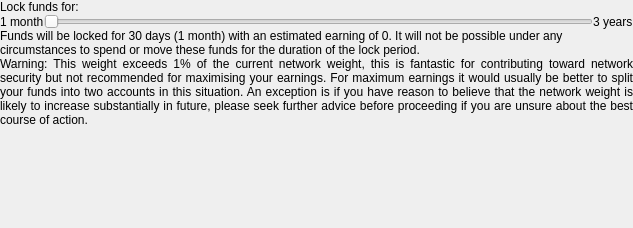
First picture: the form in src/qt/_Gulden/forms/witnessdurationwidget.ui, repository frozenflux3/munt-official, before the edit.
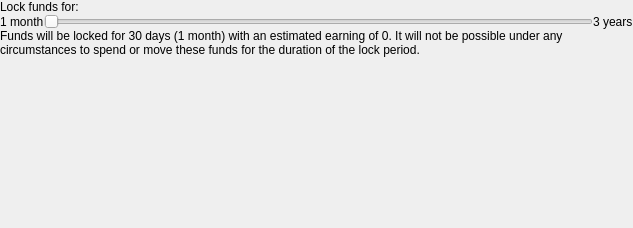
Second picture: the form after the edit.

Diff of the .ui file:
```diff
--- a/src/qt/_Gulden/forms/witnessdurationwidget.ui
+++ b/src/qt/_Gulden/forms/witnessdurationwidget.ui
@@ -13,7 +13,7 @@
   <property name="windowTitle">
    <string>Form</string>
   </property>
-  <layout class="QVBoxLayout" name="verticalLayout" stretch="0,0,0,0,1">
+  <layout class="QVBoxLayout" name="verticalLayout" stretch="0,0,0,1">
    <property name="spacing">
     <number>0</number>
    </property>
@@ -128,28 +128,6 @@
      </property>
     </widget>
    </item>
-   <item>
-    <widget class="QLabel" name="pow2WeightExceedsMaxPercentWarning">
-     <property name="sizePolicy">
-      <sizepolicy hsizetype="Expanding" vsizetype="Preferred">
-       <horstretch>0</horstretch>
-       <verstretch>0</verstretch>
-      </sizepolicy>
-     </property>
-     <property name="text">
-      <string>Warning: This weight exceeds 1% of the current network weight, this is fantastic for contributing toward network security but not recommended for maximising your earnings. For maximum earnings it would usually be better to split your funds into two accounts in this situation. An exception is if you have reason to believe that the network weight is likely to increase substantially in future, please seek further advice before proceeding if you are unsure about the best course of action.</string>
-     </property>
-     <property name="alignment">
-      <set>Qt::AlignJustify|Qt::AlignVCenter</set>
-     </property>
-     <property name="wordWrap">
-      <bool>true</bool>
-     </property>
-     <property name="indent">
-      <number>0</number>
-     </property>
-    </widget>
-   </item>
    <item>
     <spacer name="verticalSpacer">
      <property name="orientation">
```
